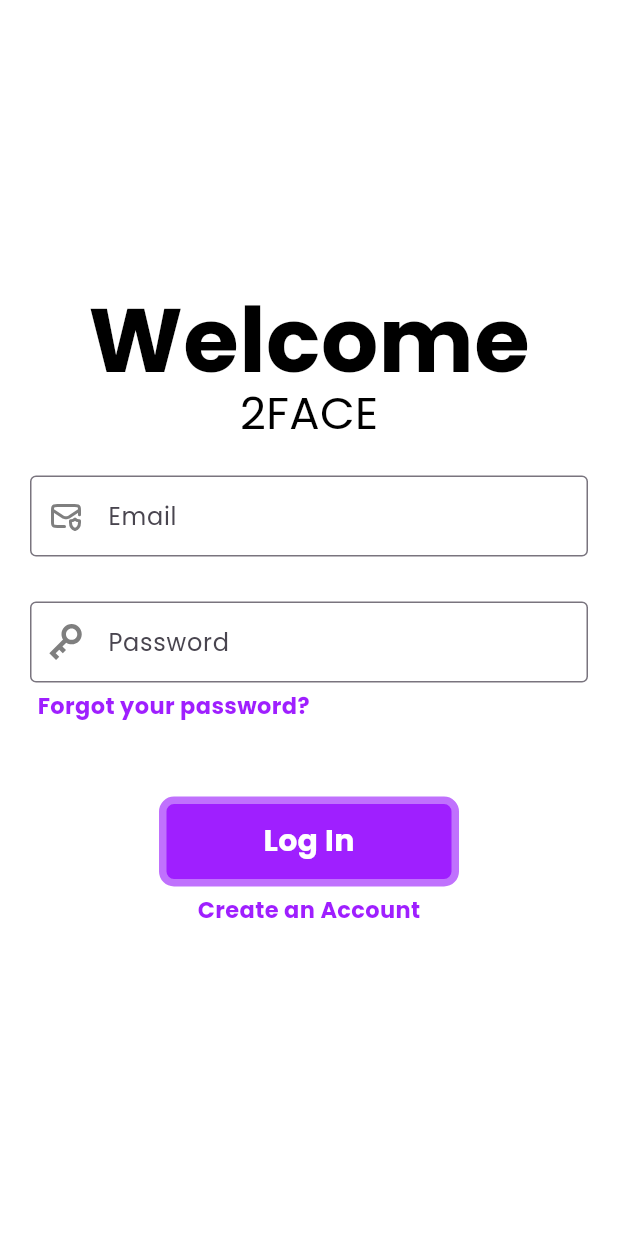
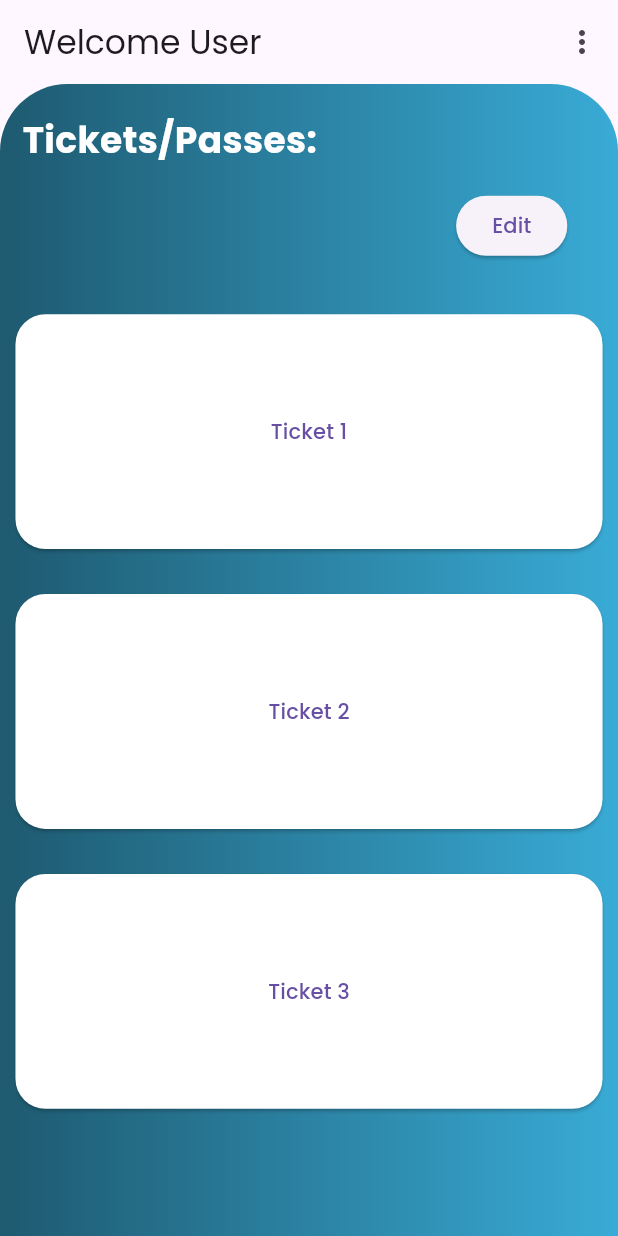
Before and after one commit to CSULB-AI-Club/facial_recognition, a Flutter app: the screen it shows after launch, after a tap on "Log In", on a phone screen of 412 x 824 dp. Run offline on Flutter 3.47's test engine with Material 3 defaults, Android fonts, the phone set to English and light mode, and no system bars; our stand-ins replace camera, firebase_core, flutter_svg; missing offline and left inert: gal; accounts and stored records are empty.

Commit message:
created Home page UI and different pages

```diff
--- a/facial_recognition/lib/main.dart
+++ b/facial_recognition/lib/main.dart
@@ -1,7 +1,11 @@
 import 'package:flutter/material.dart';
 import 'package:facial_recognition/pages/login.dart';
+//import 'package:firebase_core/firebase_core.dart';
 
-void main() {
+void main() async{
+  //WidgetsFlutterBinding.ensureInitialized();
+  //await Firebase.initializeApp(options:
+  //DefaultFirebaseOptions.currentPlatform);
   runApp(const MyApp());
 }
 
--- /dev/null
+++ b/facial_recognition/lib/models/tickets.dart
@@ -0,0 +1,43 @@
+import 'package:flutter/material.dart';
+
+class Tickets {
+  String name;
+  String time;
+  Color boxColor;
+
+  Tickets({
+    required this.name,
+    required this.time,
+    required this.boxColor,
+  });
+
+  static List<Tickets> getTickets() {
+    List<Tickets> tickets = [];
+
+    tickets.add(
+      Tickets(
+        name: 'SWRC Pass',
+        time: '24/7',
+        boxColor: Color(0xD9D9D9D9),
+        )
+    );
+    tickets.add(
+      Tickets(
+        name: 'Captain America',
+        time: '6:00pm',
+        boxColor: Color(0xD9D9D9D9)
+        )
+    );
+
+    tickets.add(
+      Tickets(
+        name: 'Disneyland',
+        time: '24/7',
+        boxColor: Color(0xD9D9D9D9)
+        )
+    );
+
+    return tickets;
+
+  }
+}
--- /dev/null
+++ b/facial_recognition/lib/pages/home.dart
@@ -0,0 +1,173 @@
+import 'package:facial_recognition/pages/add_ticket.dart';
+import 'package:facial_recognition/pages/camera.dart';
+import 'package:facial_recognition/pages/login.dart';
+import 'package:facial_recognition/pages/settings.dart';
+import 'package:flutter/material.dart';
+import 'package:flutter_svg/svg.dart';
+//import 'package:facial_recognition/models/tickets.dart';
+
+class HomePage extends StatelessWidget{
+  HomePage({super.key});
+  //List <Tickets> tickets = [];
+
+
+
+  @override
+  Widget build(BuildContext context){
+    double myWidth = MediaQuery.sizeOf(context).width;
+    double myHeight = MediaQuery.sizeOf(context).height;
+    //tickets = Tickets.getTickets();
+    return Scaffold(
+        appBar: appBar(context),
+        body:
+        Container(
+          height: myHeight,
+          width: myWidth,
+          decoration: BoxDecoration(
+            gradient: LinearGradient(
+              colors: [Color.fromRGBO(30, 90, 112, 1),Color.fromRGBO(57, 171, 214, 1)],
+              ),
+              borderRadius: BorderRadius.only(topLeft: Radius.circular(45), topRight: Radius.circular(45)),
+          ),
+            child: Column(
+              crossAxisAlignment: CrossAxisAlignment.start,
+              children: [
+                Padding(
+                  padding:
+                    EdgeInsets.only(top: 20, left: 15),
+                  child:
+                      Text('Tickets/Passes:',
+                        style: TextStyle(
+                        color: Colors.white,
+                        fontSize: 24,
+                      fontFamily: 'Poppins',
+                      fontWeight: FontWeight.bold,
+              ),
+              ),
+                  ),
+                SizedBox(height: myHeight * 0.02),
+                Column(
+                  children:
+                [
+                  Align(
+                    alignment: Alignment(0.8,0),
+                  child:ElevatedButton(onPressed: (){},
+                  child: Text('Edit')
+                  ),),
+                  SizedBox(height:35),
+                  SizedBox(
+                  width: myWidth*0.95,
+                  height: myHeight*0.19,
+                  child:ElevatedButton(onPressed: (){
+                  Navigator.push(context,
+                  MaterialPageRoute(builder: (context) => Camera()));
+
+              } ,
+                  style: ElevatedButton.styleFrom(
+                    backgroundColor: Colors.white,
+                    shape: RoundedRectangleBorder(
+                      borderRadius: BorderRadius.circular(20) ),
+
+                  ),
+                  child: Text('Ticket 1'),
+                  ),),
+                  SizedBox(height: 30),
+                  SizedBox(
+                  width: myWidth*0.95,
+                  height: myHeight*0.19,
+                  child:ElevatedButton(onPressed: (){
+                  Navigator.push(context,
+                  MaterialPageRoute(builder: (context) => Camera()));
+
+              } ,
+                  style: ElevatedButton.styleFrom(
+                    backgroundColor: Colors.white,
+                    shape: RoundedRectangleBorder(
+                      borderRadius: BorderRadius.circular(20) ),
+                  ),
+                  child: Text('Ticket 2'),
+                  ),),
+
+                  SizedBox(height: 30,),
+                  SizedBox(
+                  width: myWidth*0.95,
+                  height: myHeight*0.19,
+                  child:ElevatedButton(onPressed: (){
+                  Navigator.push(context,
+                  MaterialPageRoute(builder: (context) => Camera()));
+
+              } ,
+                  style: ElevatedButton.styleFrom(
+                    backgroundColor: Colors.white,
+                    shape: RoundedRectangleBorder(
+                      borderRadius: BorderRadius.circular(20)),
+
+                  ),
+                  child: Text('Ticket 3'),
+                  ),),
+                ],)
+              ],
+            ),
+              ),
+              );
+
+  }
+
+  AppBar appBar(BuildContext context) {
+    return AppBar(
+        title: Text('Welcome User'),
+        automaticallyImplyLeading: false,
+        centerTitle: false,
+        actions: [
+        PopupMenuButton<int>(
+        onSelected: (value){
+          if (value == 1){
+            Navigator.of(context).push(
+              MaterialPageRoute(
+              builder: (context) => const AddTicket()),
+            );
+          }
+          if (value == 2){
+            Navigator.of(context).push(
+              MaterialPageRoute(
+              builder: (context) => const Settings()),
+            );
+          }
+          if (value == 3){
+              Navigator.of(context).push(
+              MaterialPageRoute(
+              builder: (context) => LogIn()),
+            );
+          }
+        },
+        itemBuilder: (context)=>[
+          PopupMenuItem(
+            value: 1,
+            child: ListTile(
+              leading: SvgPicture.asset('assets/icons/add.svg', height: 24, width: 24),
+              title: Text('Add Ticket/Pass'),
+            ),
+          ),
+          PopupMenuItem(
+            value: 2,
+            child: ListTile(
+              leading: SvgPicture.asset('assets/icons/settings.svg', height: 24, width: 24),
+              title: Text('Settings'),
+            ),
+          ),
+          PopupMenuItem(
+            value: 3,
+            child: ListTile(
+              leading: SvgPicture.asset('assets/icons/logout.svg', height:24, width: 24) ,
+              title: Text('Log out'),
+              textColor: Colors.red,
+            ),
+          ),
+
+        ],
+        ),
+    ],
+
+      );
+  }
+}
--- a/facial_recognition/lib/pages/login.dart
+++ b/facial_recognition/lib/pages/login.dart
@@ -1,3 +1,6 @@
+import 'package:facial_recognition/pages/forget_password.dart';
+import 'package:facial_recognition/pages/home.dart';
+import 'package:facial_recognition/pages/new_account.dart';
 import 'package:flutter/material.dart';
 import 'package:flutter_svg/svg.dart';
 class LogIn extends StatelessWidget {
@@ -66,7 +69,12 @@ class LogIn extends StatelessWidget {
               children: [
                 SizedBox(width: 25),
                 GestureDetector(
-                  onTap:() => print("Forgot Password"),
+                onTap: () {
+                Navigator.push(context,
+                MaterialPageRoute(builder: (context) => ForgotPassword()));
+
+              } ,
+                  //print("Forgot Password"),
                   child:
                     Text("Forgot your password?", style: TextStyle(
                     color: Color(0xff9F1FFF),
@@ -79,7 +87,12 @@ class LogIn extends StatelessWidget {
             ),
             SizedBox(height: 50),
             GestureDetector(
-              onTap: () => print("Log In"),
+              onTap: () {
+                Navigator.push(context,
+                MaterialPageRoute(builder: (context) => HomePage()));
+
+              } ,
+              //print("Log In"),
               child: Container(
                 height: 60,
                 width: 200,
@@ -102,7 +115,10 @@ class LogIn extends StatelessWidget {
             ),
             SizedBox(height: 5),
             GestureDetector(
-              onTap:() => print("Wants to make Account"),
+              onTap:() {
+                Navigator.push(context,
+                MaterialPageRoute(builder: (context) => NewAccount()));
+              },
               child: Text("Create an Account", style: TextStyle(
                 color: Color(0xff9F1FFF),
                 fontSize: 15,
--- a/facial_recognition/pubspec.yaml
+++ b/facial_recognition/pubspec.yaml
@@ -31,12 +31,16 @@ dependencies:
   flutter:
     sdk: flutter
 
+
   # The following adds the Cupertino Icons font to your application.
   # Use with the CupertinoIcons class for iOS style icons.
   cupertino_icons: ^1.0.8
   flutter_svg: ^2.0.17
   gal: ^2.3.1
   camera: ^0.11.1
+  firebase_core: ^3.12.1
+  firebase_database: ^11.3.4
+
 
 
 dev_dependencies:
```
Also changed, not shown: facial_recognition/lib/pages/add_ticket.dart (added, +34 -0 lines), facial_recognition/lib/pages/camera.dart (added, +136 -0 lines), facial_recognition/lib/pages/forget_password.dart (added, +17 -0 lines), facial_recognition/lib/pages/new_account.dart (added, +15 -0 lines), facial_recognition/lib/pages/settings.dart (added, +15 -0 lines), facial_recognition/assets/icons/add.svg (added), facial_recognition/assets/icons/logout.svg (added), facial_recognition/assets/icons/rectangle19.svg (added), facial_recognition/assets/icons/settings.svg (added), facial_recognition/firebase.json (added), facial_recognition/lib/firebase_options.dart (added), facial_recognition/pubspec.lock, 14 other files.
